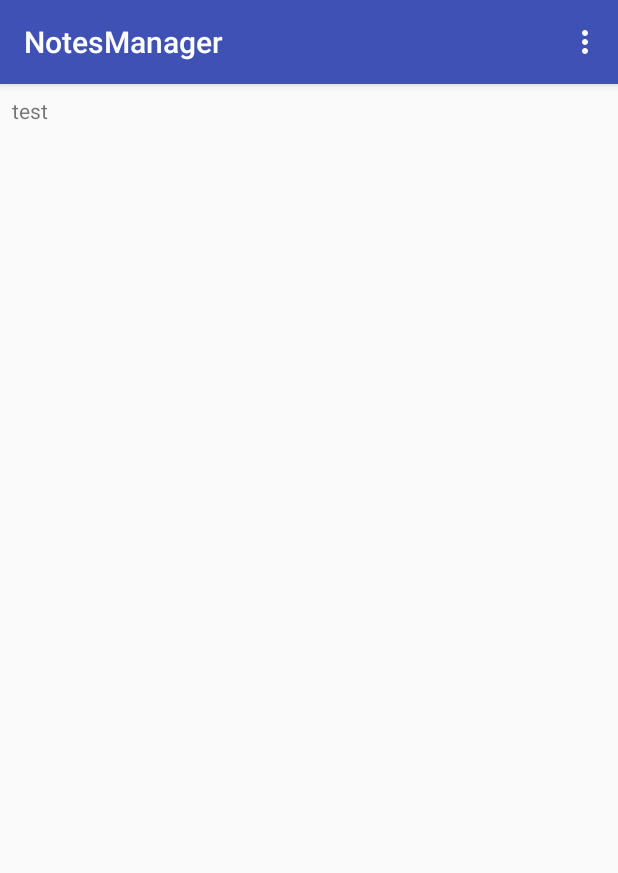
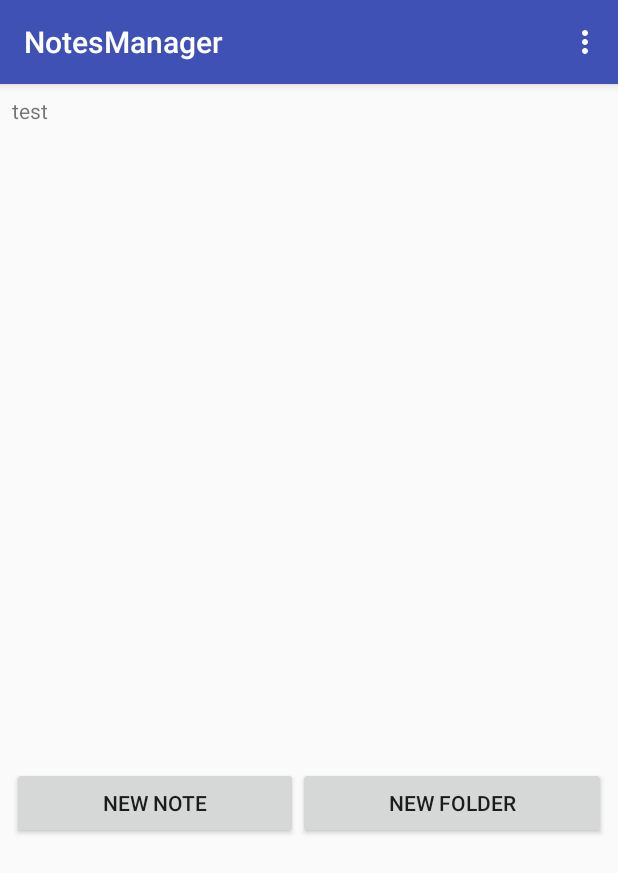
Before and after one commit to EnkiP/NotesManager, an Android app: the screen it shows after launch (MainActivity), on a phone screen of 412 x 824 dp. Shown: the top 873 px of the screen. Run offline under Robolectric (Android 15) with nearby library versions, the phone set to English and light mode, and no system bars.

Commit message:
Boutons ajout et création de la méthode getFolderContent dans NotesPersistance.java.

```diff
--- a/app/src/main/java/fr/utt/if26/notesmanager/NotesPersistance.java
+++ b/app/src/main/java/fr/utt/if26/notesmanager/NotesPersistance.java
@@ -121,4 +121,49 @@ public class NotesPersistance extends SQLiteOpenHelper {
         return allItems;
     }
 
+    /**
+     * Renvoie tous les items contenu dans le folder parent (dossiers et notes)
+     * @param idParent
+     * @return ArrayList d'objets Item
+     */
+    public ArrayList<Item> getFolderContent(int idParent){
+        SQLiteDatabase db = getReadableDatabase();
+        ArrayList<Item> folderItems = new ArrayList<>();
+        String query = "SELECT * FROM " + TABLE_ITEMS + " WHERE " + ATTRIBUT_PARENTID + " = "+idParent;
+
+        Cursor results = db.rawQuery(query, null);
+
+        int itemId;
+        String itemName;
+        int itemParentId;
+        ItemType itemType;
+        String itemContent;
+
+        if (results.getCount() != 0) {
+
+            while (!results.isLast()) {
+                results.moveToNext();
+                itemId = results.getInt(results.getColumnIndex(ATTRIBUT_ID));
+                itemName = results.getString(results.getColumnIndex(ATTRIBUT_NAME));
+                itemParentId = results.getInt(results.getColumnIndex(ATTRIBUT_PARENTID));
+                itemType = ItemType.valueOf(results.getString(results.getColumnIndex(ATTRIBUT_TYPE)));
+                itemContent = results.getString(results.getColumnIndex(ATTRIBUT_CONTENT));
+
+
+                if (itemType == ItemType.Note) {
+                    Note note = new Note(itemId, itemName, itemParentId, itemContent);
+                    folderItems.add(note);
+                } else {
+                    Item item = new Item(itemId, itemName, itemType, itemParentId);
+                    folderItems.add(item);
+                }
+
+            }
+        }
+
+        results.close();
+
+        return folderItems;
+    }
+
 }
--- a/app/src/main/java/fr/utt/if26/notesmanager/activities/MainActivity.java
+++ b/app/src/main/java/fr/utt/if26/notesmanager/activities/MainActivity.java
@@ -9,6 +9,8 @@ import android.view.LayoutInflater;
 import android.view.Menu;
 import android.view.MenuInflater;
 import android.view.MenuItem;
+import android.view.View;
+import android.widget.Button;
 import android.widget.EditText;
 import android.widget.ListView;
 import android.widget.Toast;
@@ -26,6 +28,26 @@ public class MainActivity extends AppCompatActivity  {
     protected void onCreate(Bundle savedInstanceState) {
         super.onCreate(savedInstanceState);
         setContentView(R.layout.activity_main);
+
+
+        //Création des boutons pour ajouter des notes ou des folders.
+        Button addNoteButton = (Button) findViewById(R.id.addNoteButton);
+        Button addFolderButton = (Button) findViewById(R.id.addFolderButton);
+
+        addNoteButton.setOnClickListener(new View.OnClickListener() {
+            @Override
+            public void onClick(View view) {
+                addNote();
+            }
+        });
+
+        addFolderButton.setOnClickListener(new View.OnClickListener() {
+            @Override
+            public void onClick(View view) {
+
+            }
+        });
+        //------------------------------------------------------------
     }
 
     @Override
@@ -35,7 +57,7 @@ public class MainActivity extends AppCompatActivity  {
         ListView listeItems = (ListView) findViewById(R.id.itemsListView);
 
         NotesPersistance db = new NotesPersistance(this, null);
-        ArrayList<Item> items = db.getAllItems();
+        ArrayList<Item> items = db.getFolderContent(0);
 
         ItemsAdapter adapteur = new ItemsAdapter(this, R.layout.listview_item, items);
         listeItems.setAdapter(adapteur);
@@ -68,6 +90,10 @@ public class MainActivity extends AppCompatActivity  {
         toast.show();
     }
 
+
+    /**
+     * Crée un nouvel intent NewNoteActivity puis ouvre cette activité.
+     */
     private void addNote(){
         Context context = getApplicationContext();
         int duration = Toast.LENGTH_SHORT;
--- a/app/src/main/res/layout/activity_main.xml
+++ b/app/src/main/res/layout/activity_main.xml
@@ -36,7 +36,29 @@
         <ListView
             android:id="@+id/itemsListView"
             android:layout_width="match_parent"
-            android:layout_height="match_parent" />
+            android:layout_height="429dp" >
+
+        </ListView>
+
+        <LinearLayout
+            android:layout_width="match_parent"
+            android:layout_height="match_parent"
+            android:orientation="horizontal">
+
+            <Button
+                android:id="@+id/addNoteButton"
+                android:layout_width="wrap_content"
+                android:layout_height="wrap_content"
+                android:layout_weight="1"
+                android:text="New note" />
+
+            <Button
+                android:id="@+id/addFolderButton"
+                android:layout_width="wrap_content"
+                android:layout_height="wrap_content"
+                android:layout_weight="1"
+                android:text="New folder" />
+        </LinearLayout>
 
     </LinearLayout>
 
--- a/build.gradle
+++ b/build.gradle
@@ -5,7 +5,7 @@ buildscript {
         jcenter()
     }
     dependencies {
-        classpath 'com.android.tools.build:gradle:2.3.3'
+        classpath 'com.android.tools.build:gradle:3.0.0'
 
         // NOTE: Do not place your application dependencies here; they belong
         // in the individual module build.gradle files
```
Also changed, not shown: gradle/wrapper/gradle-wrapper.properties.
